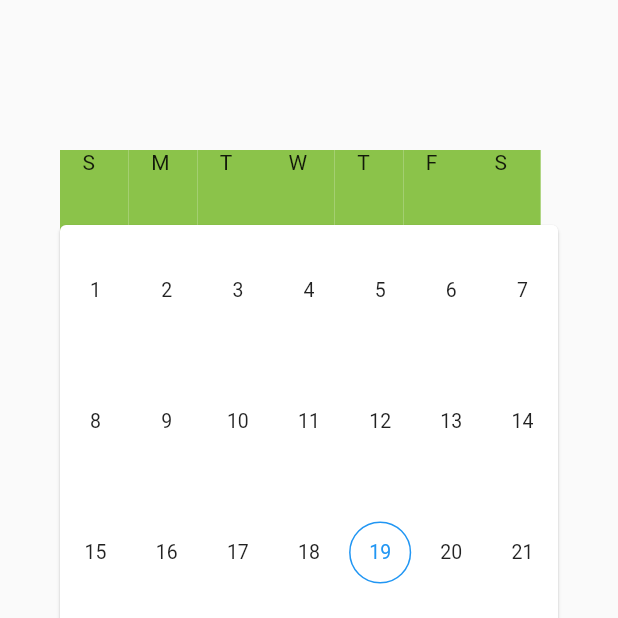
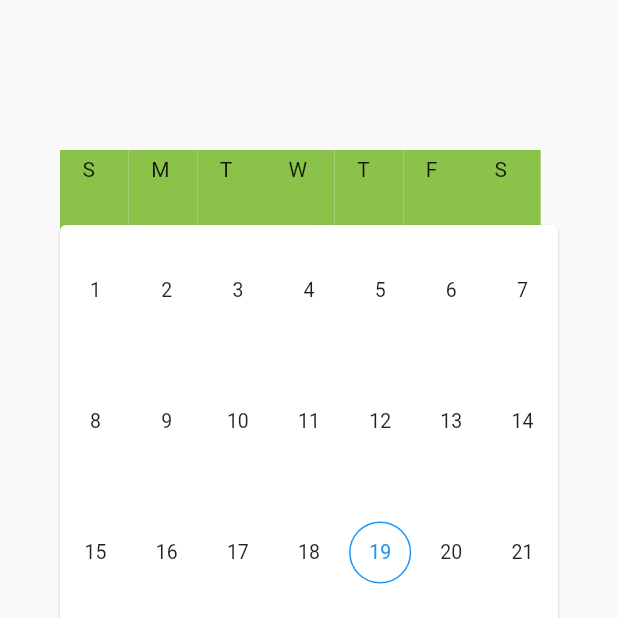
Before and after one commit to SyncfusionExamples/replace-view-header-with-custom-widget-flutter-date-range-picker, a Flutter app: the screen it shows after launch, on a phone screen of 412 x 824 dp, the top half of it. Run offline on Flutter 3.47's test engine with Material 2 defaults, Android fonts, the light colour scheme and no system bars; drawn by our look-alikes of syncfusion_flutter_datepicker.

Commit message:
ScreenShot top margin changes updated

```diff
--- a/lib/main.dart
+++ b/lib/main.dart
@@ -68,7 +68,7 @@ class _ViewHeaderCustomizationState extends State<ViewHeaderCustomization> {
               scrollDirection: Axis.horizontal,
               itemBuilder: (BuildContext ctxt, int index) {
                 return Container(
-                  padding: const EdgeInsets.only(left: 15),
+                  padding: const EdgeInsets.only(left: 15,top: 5),
                   width: _cellWidth,
                   height: 5,
                   color: Colors.lightGreen,
```
Also changed, not shown: 1 other file.
